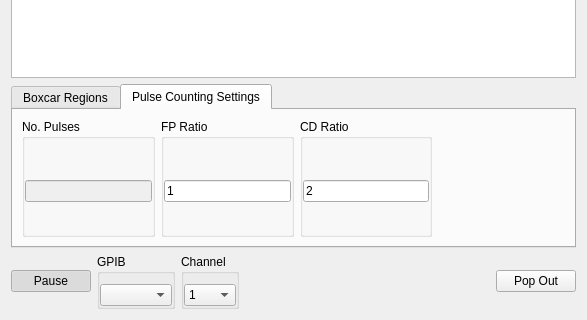
The window that UIs/Oscilloscope.ui (SherwinGroup/EMCCD-psychic) describes before a commit, drawn with Qt 5; both pictures show x 0 to 587 and y 223 to 543 of the 587 by 543 pixel window.
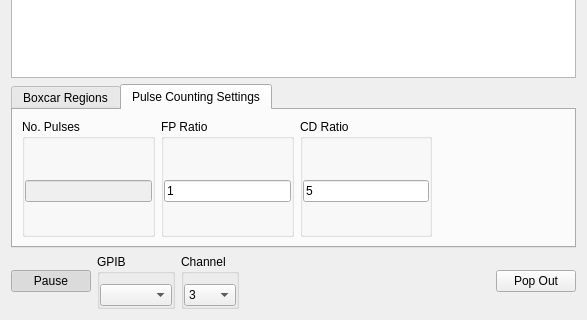
The same window after the commit. The open tabs and pages were chosen to show the change. Custom widgets are drawn as their Qt base class.

Diff of the .ui file:
```diff
--- a/UIs/Oscilloscope.ui
+++ b/UIs/Oscilloscope.ui
@@ -349,7 +349,7 @@
           <item>
            <widget class="QFNumberEdit" name="tOscCDRatio">
             <property name="text">
-             <string>2</string>
+             <string>5</string>
             </property>
            </widget>
           </item>
@@ -442,6 +442,9 @@
         </property>
         <item>
          <widget class="QComboBox" name="cOChannel">
+          <property name="currentIndex">
+           <number>2</number>
+          </property>
           <item>
            <property name="text">
             <string>1</string>
```
